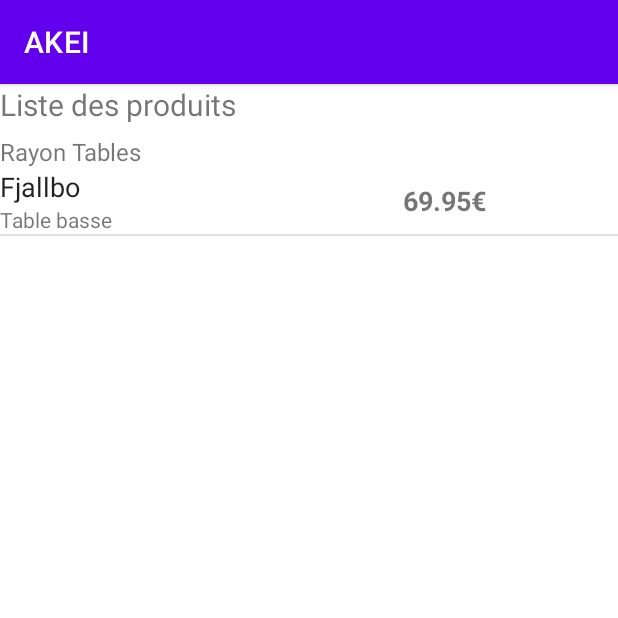
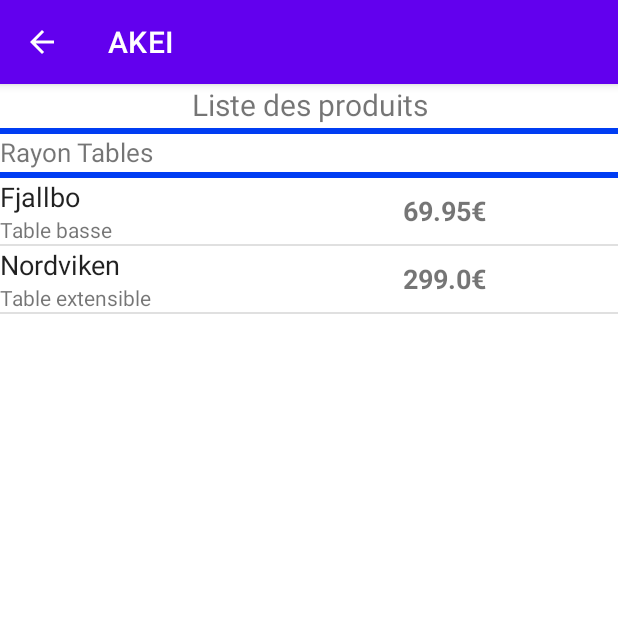
Before and after one commit to IbanEtchep/ApAkei, an Android app: the ListRayonsActivity screen opened directly, with no data from a screen before it, after a tap on "Tables", on a phone screen of 412 x 824 dp, the top half of it. Run offline under Robolectric (Android 15) with nearby library versions, the phone set to English and light mode, and no system bars.

Commit message:
fini julie modele 1

```diff
--- a/app/src/main/java/fr/apakei/Modele.java
+++ b/app/src/main/java/fr/apakei/Modele.java
@@ -37,6 +37,7 @@
     public static void init(){
         int num=Modele.addRayon("Tables","Tables de cuisine, tables basses...");
         Modele.getLeRayon(num).addProduit(new Produit("Fjallbo","Table basse",69.95,5.0,152,75,95, "noir"));
+        Modele.getLeRayon(num).addProduit(new Produit("Nordviken","Table extensible",299,15.0,152,75,95, "blanc"));
         Employe employeUn=new Employe("Jean","Baptiste","0612345678","jean.baptiste@gmail.com");
         Modele.getLeRayon(num).addEmploye(employeUn);
 
--- a/app/src/main/java/fr/apakei/Produit.java
+++ b/app/src/main/java/fr/apakei/Produit.java
@@ -1,4 +1,6 @@
 package fr.apakei;
+
+import android.media.Image;
 
 import java.util.ArrayList;
 
--- a/app/src/main/java/fr/apakei/employe/EmployeListActivity.java
+++ b/app/src/main/java/fr/apakei/employe/EmployeListActivity.java
@@ -26,7 +26,7 @@
         actionBar.setDisplayHomeAsUpEnabled(true);
         super.onCreate(savedInstanceState);
         setContentView(R.layout.activity_employe_list);
-        ListView lv_list = (ListView)findViewById(R.id.lv_rayons);
+        ListView lv_list = (ListView)findViewById(R.id.lv_rayonsR);
         Bundle bundleRecu = this.getIntent().getExtras();
         int positiona= (int) bundleRecu.getFloat("positionrayon");
         List<String> lesEmployees=new ArrayList<>();
--- a/app/src/main/java/fr/apakei/employe/RayonMagasinActivity.java
+++ b/app/src/main/java/fr/apakei/employe/RayonMagasinActivity.java
@@ -27,7 +27,7 @@
         actionBar.setDisplayHomeAsUpEnabled(true);
         super.onCreate(savedInstanceState);
         setContentView(R.layout.activity_rayonmagasin);
-        ListView lv_listR = (ListView)findViewById(R.id.lv_rayons);
+        ListView lv_listR = (ListView)findViewById(R.id.lv_rayonsR);
         List<Rayon> lesRayons= Modele.getLesRayons();
         List<String> s_lesRayons=new ArrayList<>();
         for (int i=0;i< lesRayons.size();i++){
--- a/app/src/main/java/fr/apakei/produits/ListRayonsActivity.java
+++ b/app/src/main/java/fr/apakei/produits/ListRayonsActivity.java
@@ -1,9 +1,12 @@
 package fr.apakei.produits;
 
+import androidx.annotation.NonNull;
+import androidx.appcompat.app.ActionBar;
 import androidx.appcompat.app.AppCompatActivity;
 
 import android.content.Intent;
 import android.os.Bundle;
+import android.view.MenuItem;
 import android.view.View;
 import android.widget.AdapterView;
 import android.widget.ListView;
@@ -17,21 +20,12 @@
 
     @Override
     protected void onCreate(Bundle savedInstanceState) {
+        ActionBar actionBar = getSupportActionBar();
+        actionBar.setDisplayHomeAsUpEnabled(true);
         super.onCreate(savedInstanceState);
         setContentView(R.layout.activity_list_rayons);
 
-        ListView lv_listR = (ListView)findViewById(R.id.lv_rayons);
-        /*List<Rayon> lesRayons= Modele.getLesRayons();
-        List<String> s_lesRayons=new ArrayList<>();
-
-
-        for (Rayon ray : lesRayons) {
-            s_lesRayons.add(ray.getLibelle());
-        }
-        ArrayAdapter<String> lv_adapter = new ArrayAdapter<String>(this, R.layout.lv_rayonmagasin_element, s_lesRayons);
-
-
-        lv_listP.setAdapter(lv_adapter);*/
+        ListView lv_listR = (ListView)findViewById(R.id.lv_rayonsR);
 
         RayonAdapter ra_rayons = new RayonAdapter(this, Modele.getLesRayons());
         lv_listR.setAdapter(ra_rayons);
@@ -55,4 +49,13 @@
         });
 
     }
+    @Override
+    public boolean onOptionsItemSelected(@NonNull MenuItem item) {
+        switch (item.getItemId()) {
+            case android.R.id.home:
+                this.finish();
+                return true;
+        }
+        return super.onOptionsItemSelected(item);
+    }
 }
--- a/app/src/main/java/fr/apakei/produits/ProduitsRayonActivity.java
+++ b/app/src/main/java/fr/apakei/produits/ProduitsRayonActivity.java
@@ -1,9 +1,12 @@
 package fr.apakei.produits;
 
+import androidx.annotation.NonNull;
+import androidx.appcompat.app.ActionBar;
 import androidx.appcompat.app.AppCompatActivity;
 
 import android.content.Intent;
 import android.os.Bundle;
+import android.view.MenuItem;
 import android.view.View;
 import android.widget.AdapterView;
 import android.widget.ListView;
@@ -20,6 +23,8 @@
 
     @Override
     protected void onCreate(Bundle savedInstanceState) {
+        ActionBar actionBar = getSupportActionBar();
+        actionBar.setDisplayHomeAsUpEnabled(true);
         super.onCreate(savedInstanceState);
         setContentView(R.layout.activity_produits_rayon);
 
@@ -54,4 +59,13 @@
         });
 
     }
+    @Override
+    public boolean onOptionsItemSelected(@NonNull MenuItem item) {
+        switch (item.getItemId()) {
+            case android.R.id.home:
+                this.finish();
+                return true;
+        }
+        return super.onOptionsItemSelected(item);
+    }
 }
--- a/app/src/main/res/layout/activity_employe_list.xml
+++ b/app/src/main/res/layout/activity_employe_list.xml
@@ -12,7 +12,7 @@
         android:text="Listes des employees" />
 
     <ListView
-        android:id="@+id/lv_rayons"
+        android:id="@+id/lv_rayonsR"
         android:layout_width="match_parent"
         android:layout_height="match_parent"
         android:layout_weight="1" />
--- a/app/src/main/res/layout/activity_produits_rayon.xml
+++ b/app/src/main/res/layout/activity_produits_rayon.xml
@@ -10,15 +10,32 @@
     <TextView
         android:id="@+id/tv_listProduits"
         android:layout_width="match_parent"
-        android:layout_height="34dp"
+        android:layout_height="29dp"
         android:text="Liste des produits"
+        android:textAlignment="center"
         android:textSize="20sp" />
+
+    <View
+        android:id="@+id/v_blue"
+        android:layout_width="match_parent"
+        android:layout_height="4dp"
+        android:background="#003DF3"
+        android:paddingBottom="2dp"
+        android:textAlignment="center" />
 
     <TextView
         android:id="@+id/tv_nomR"
         android:layout_width="match_parent"
-        android:layout_height="wrap_content"
-        android:textSize="16sp" />
+        android:layout_height="25dp"
+        android:text="Rayon x"
+        android:textSize="17sp" />
+
+    <View
+        android:id="@+id/v_blue1"
+        android:layout_width="match_parent"
+        android:layout_height="4dp"
+        android:background="#003DF3"
+        android:paddingBottom="2dp" />
 
     <ListView
         android:id="@+id/lv_produits"
--- a/app/src/main/res/layout/activity_rayonmagasin.xml
+++ b/app/src/main/res/layout/activity_rayonmagasin.xml
@@ -12,7 +12,7 @@
         android:text="Listes des rayons" />
 
     <ListView
-        android:id="@+id/lv_rayons"
+        android:id="@+id/lv_rayonsR"
         android:layout_width="match_parent"
         android:layout_height="match_parent"
         android:layout_weight="1" />
```
Also changed, not shown: app/src/main/java/fr/apakei/produits/CaractProduitActivity.java (+15 -1 lines), app/src/main/res/layout/activity_list_rayons.xml (+8 -1 lines).
